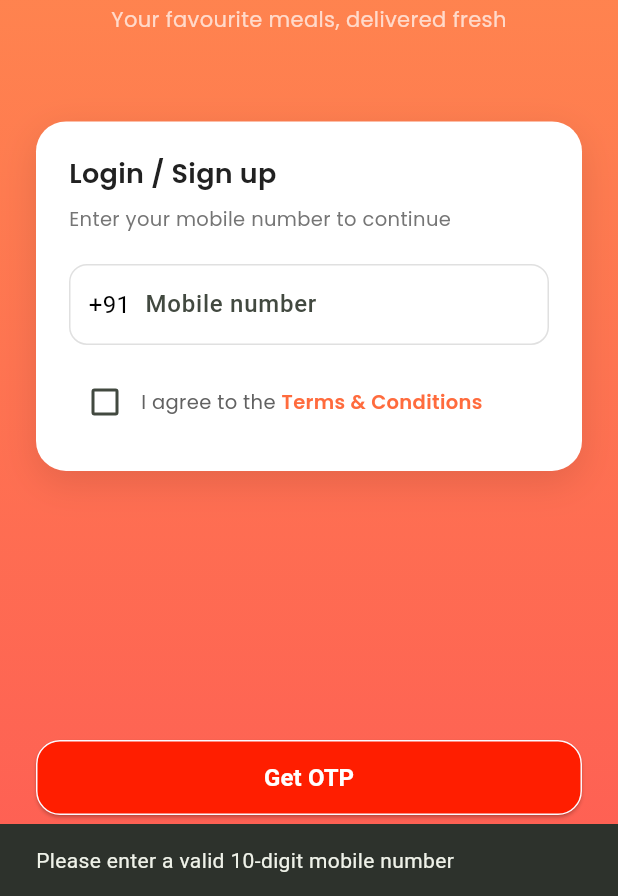
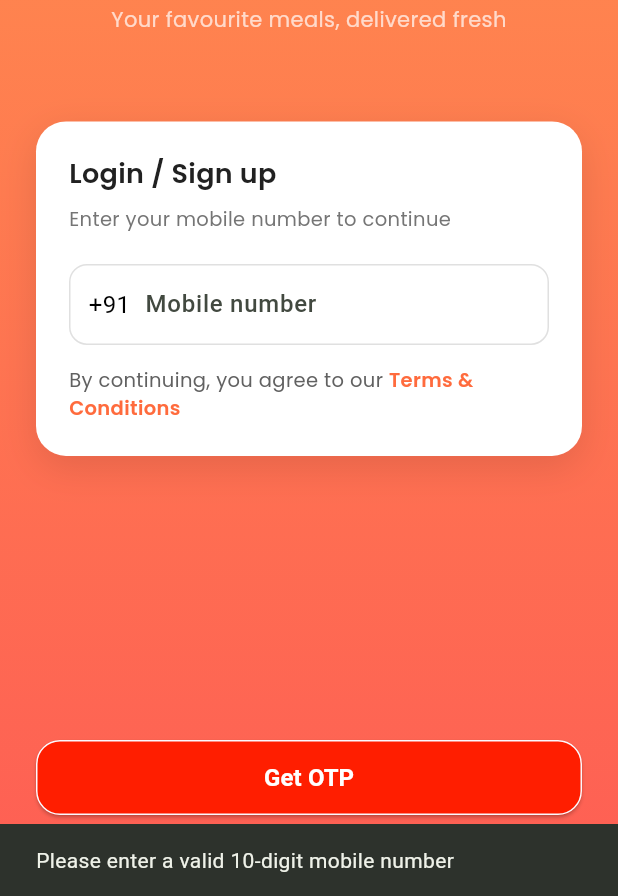
Before and after one commit to hltsolutionsadmin/LOCAL_BASKET_FOOD, a Flutter app: the screen it shows after launch, after a tap on "Get OTP", on a phone screen of 412 x 824 dp, the part 340-1236 px from its top. Run offline on Flutter 3.47's test engine with Material 3 defaults, Android fonts, the light colour scheme and no system bars; our stand-ins replace bloc, connectivity_plus, device_info_plus, dio, firebase_core, firebase_messaging and 15 more; missing offline and left inert: razorpay_flutter; accounts and stored records are empty; network calls fail.

Commit message:
login chnages

```diff
--- a/lib/core/constants/api_constants.dart
+++ b/lib/core/constants/api_constants.dart
@@ -6,7 +6,7 @@
 //prod//
 const baseUrl2 = 'https://api-service.happybush-7c5a2823.centralindia.azurecontainerapps.io/api/usermgmt/';
 
-const TriggerOtp = 'auth/jtuserotp/trigger/otp?triggerOtp=false';
+const TriggerOtp = 'auth/jtuserotp/trigger/otp?triggerOtp=true';
 const SigninUrl = 'auth/login';
 const SignupUrl = 'auth/jtuserotp/trigger/sign-up?triggerOtp=true';
 const userDetails = 'user/userDetails';
--- a/lib/presentation/screen/authentication/login_screen.dart
+++ b/lib/presentation/screen/authentication/login_screen.dart
@@ -20,7 +20,6 @@ class LoginScreen extends StatefulWidget {
 
 class _LoginScreenState extends State<LoginScreen> {
   final TextEditingController mobileController = TextEditingController();
-  bool isChecked = false;
 
   @override
   void initState() {
@@ -187,21 +186,9 @@ class _LoginScreenState extends State<LoginScreen> {
 
                                 const SizedBox(height: 14),
 
-                                /// Terms and checkbox
-                                Row(
-                                  crossAxisAlignment: CrossAxisAlignment.center,
-                                  children: [
-                                    Checkbox(
-                                      value: isChecked,
-                                      onChanged: (val) => setState(() {
-                                        isChecked = val ?? false;
-                                      }),
-                                      activeColor: const Color(0xFFFF6B3D),
-                                    ),
-                                    Expanded(
-                                      child: GestureDetector(
+                                /// Terms text
+                                GestureDetector(
                                   onTap: () async {
-                                          setState(() => isChecked = true);
                                     await Navigator.push(
                                       context,
                                       MaterialPageRoute(
@@ -212,7 +199,7 @@ class _LoginScreenState extends State<LoginScreen> {
                                   },
                                   child: Text.rich(
                                     TextSpan(
-                                            text: 'I agree to the ',
+                                      text: 'By continuing, you agree to our ',
                                       style: GoogleFonts.poppins(
                                         fontSize: 13,
                                         color: Colors.grey.shade700,
@@ -222,16 +209,12 @@ class _LoginScreenState extends State<LoginScreen> {
                                           text: 'Terms & Conditions',
                                           style: GoogleFonts.poppins(
                                             fontWeight: FontWeight.w600,
-                                                  color:
-                                                      const Color(0xFFFF6B3D),
+                                            color: const Color(0xFFFF6B3D),
                                           ),
                                         ),
                                       ],
                                     ),
                                   ),
-                                      ),
-                                    ),
-                                  ],
                                 ),
                               ],
                             ),
@@ -258,14 +241,6 @@ class _LoginScreenState extends State<LoginScreen> {
                                     const SnackBar(
                                         content: Text(
                                             "Please enter a valid 10-digit mobile number")),
-                                  );
-                                  return;
-                                }
-                                if (!isChecked) {
-                                  ScaffoldMessenger.of(context).showSnackBar(
-                                    const SnackBar(
-                                        content: Text(
-                                            "Please accept Terms & Conditions")),
                                   );
                                   return;
                                 }
--- a/lib/presentation/screen/widgets/dashboard/offersCard_widget.dart
+++ b/lib/presentation/screen/widgets/dashboard/offersCard_widget.dart
@@ -268,7 +268,7 @@ class _OffersCarouselState extends State<OffersCarousel> {
                   image: isNetwork
                       ? NetworkImage(image)
                       : AssetImage(image) as ImageProvider,
-                  fit: BoxFit.cover,
+                  fit: BoxFit.contain,
                 ),
               ),
               child: Container(
```
Lines whose indentation alone changed are shown as unchanged.
